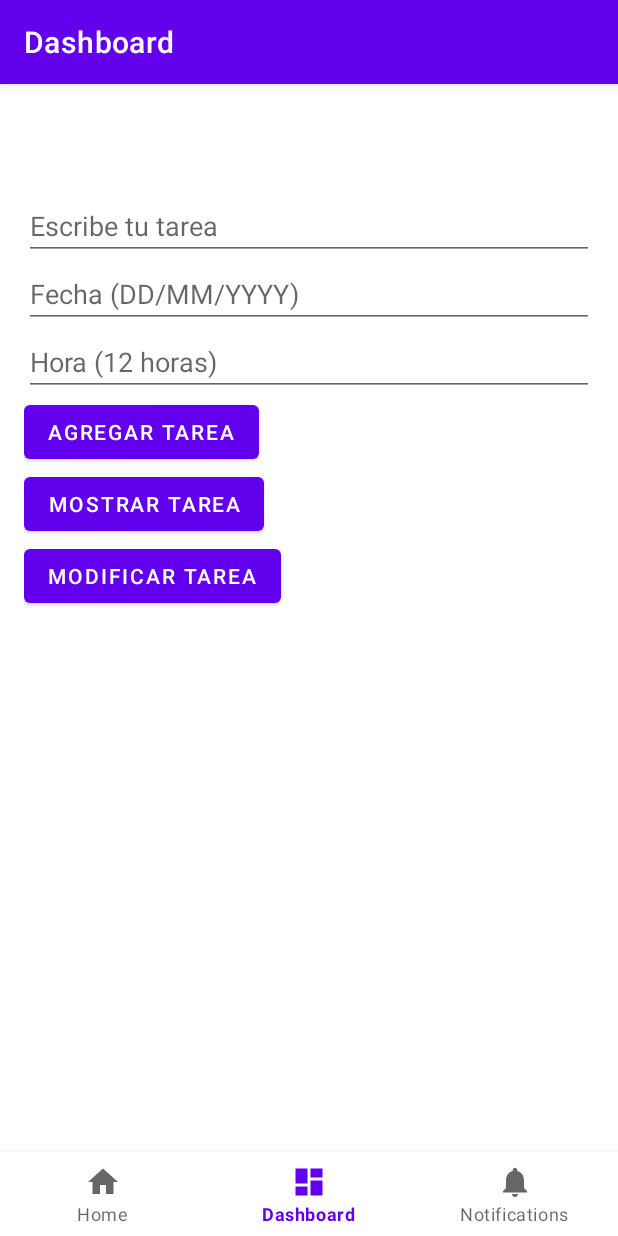
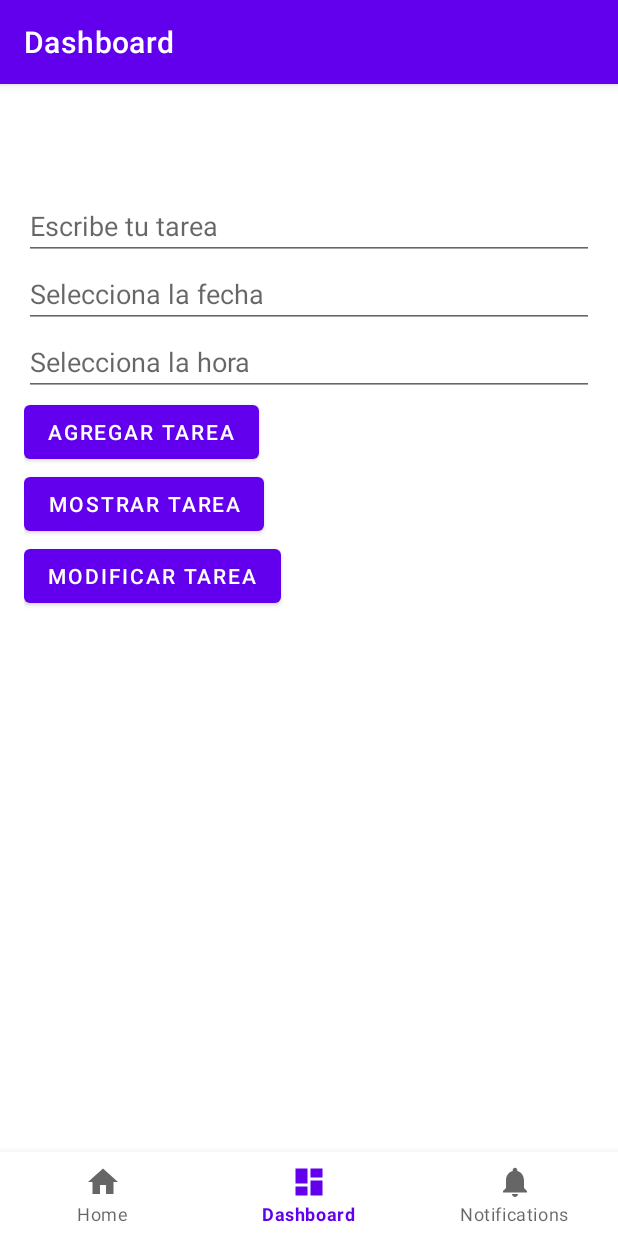
Before and after one commit to rolandramirez491/organiza-tu-vida, an Android app: the DashboardFragment screen opened through its navigation route, on a phone screen of 412 x 824 dp. Run offline under Robolectric (Android 15) with nearby library versions, the phone set to English and light mode, and no system bars; our stand-ins replace navigation-ui.

```diff
--- a/app/src/main/res/layout/fragment_dashboard.xml
+++ b/app/src/main/res/layout/fragment_dashboard.xml
@@ -15,13 +15,17 @@
         android:id="@+id/dateTextInput"
         android:layout_width="match_parent"
         android:layout_height="wrap_content"
-        android:hint="Fecha (DD/MM/YYYY)" />
+        android:hint="Selecciona la fecha"
+        android:focusable="false"
+        android:clickable="true" />
 
     <EditText
         android:id="@+id/timeTextInput"
         android:layout_width="match_parent"
         android:layout_height="wrap_content"
-        android:hint="Hora (12 horas)" />
+        android:hint="Selecciona la hora"
+        android:focusable="false"
+        android:clickable="true" />
 
     <Button
         android:id="@+id/addTaskButton"
```
Also changed, not shown: app/src/main/java/com/example/organizatuvida/ui/dashboard/DashboardFragment.kt (+40 -0 lines).
